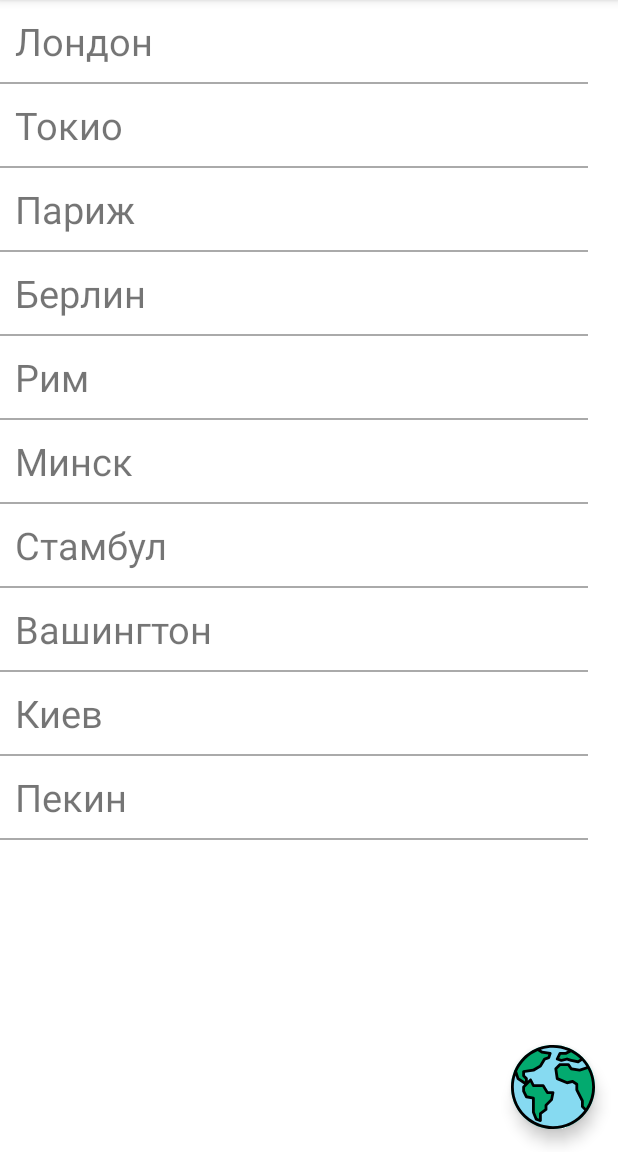
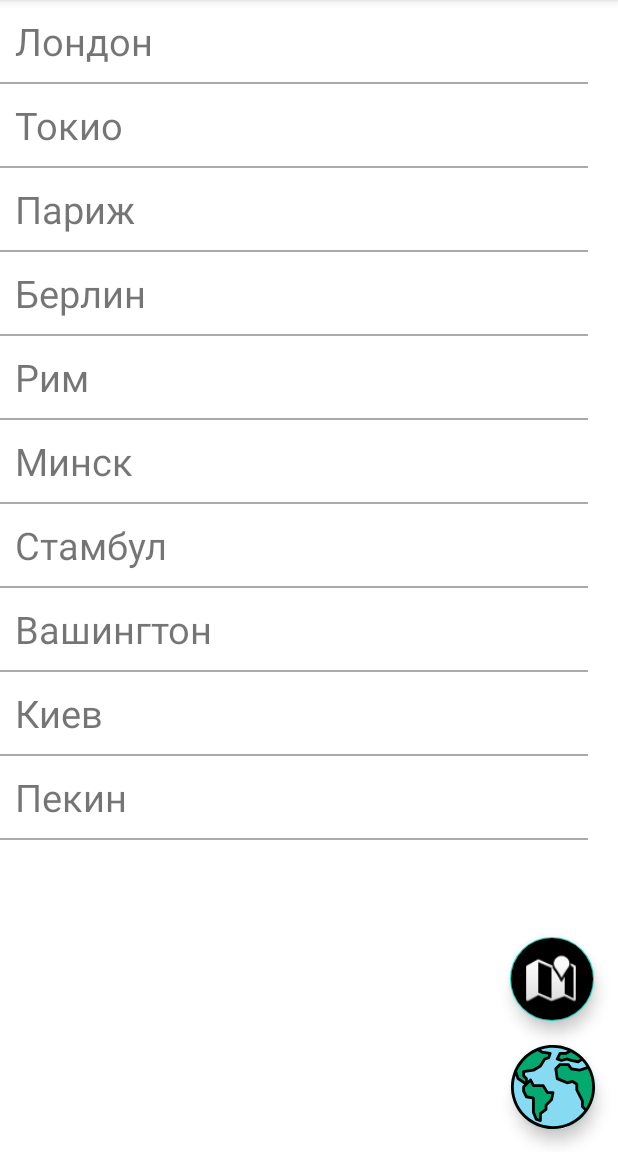
Before and after one commit to Agodimon/Android-with-Kotlin, an Android app: the screen it shows after launch (MainActivity), on a phone screen of 412 x 824 dp, the part 84-1236 px from its top. Run offline under Robolectric (Android 15) with nearby library versions, the phone set to English and light mode, and no system bars.

```diff
--- a/app/src/main/AndroidManifest.xml
+++ b/app/src/main/AndroidManifest.xml
@@ -4,6 +4,7 @@
 
     <uses-permission android:name="android.permission.INTERNET"/>
     <uses-permission android:name="android.permission.READ_CONTACTS" />
+    <uses-permission android:name="android.permission.ACCESS_FINE_LOCATION" />
 
     <application
         android:name=".framework.App"
--- a/app/src/main/java/com/bignerdranch/android/androidwithkotlin/di/KoinModule.kt
+++ b/app/src/main/java/com/bignerdranch/android/androidwithkotlin/di/KoinModule.kt
@@ -2,7 +2,7 @@ package com.bignerdranch.android.androidwithkotlin.di
 
 import com.bignerdranch.android.androidwithkotlin.framework.ui.details.DetailsViewModel
 import com.bignerdranch.android.androidwithkotlin.framework.ui.history.HistoryViewModel
-import com.bignerdranch.android.androidwithkotlin.framework.ui.main.MainViewModel
+import com.bignerdranch.android.androidwithkotlin.framework.ui.list_of_cities.ListOfCitiesViewModel
 import com.bignerdranch.android.androidwithkotlin.model.repository.Repository
 import com.bignerdranch.android.androidwithkotlin.model.repository.RepositoryImpl
 import org.koin.androidx.viewmodel.dsl.viewModel
@@ -10,7 +10,7 @@ import org.koin.dsl.module
 
 val appModule = module {
     single<Repository> { RepositoryImpl() }
-    viewModel { MainViewModel(get()) }
+    viewModel { ListOfCitiesViewModel(get()) }
     viewModel { DetailsViewModel(get() ) }
     viewModel { HistoryViewModel(get()) }
 }
--- a/app/src/main/java/com/bignerdranch/android/androidwithkotlin/framework/ui/MainActivity.kt
+++ b/app/src/main/java/com/bignerdranch/android/androidwithkotlin/framework/ui/MainActivity.kt
@@ -8,7 +8,7 @@ import androidx.fragment.app.Fragment
 import com.bignerdranch.android.androidwithkotlin.R
 import com.bignerdranch.android.androidwithkotlin.framework.ui.contacts.ContactsFragment
 import com.bignerdranch.android.androidwithkotlin.framework.ui.history.HistoryFragment
-import com.bignerdranch.android.androidwithkotlin.framework.ui.main.MainFragment
+import com.bignerdranch.android.androidwithkotlin.framework.ui.list_of_cities.ListOfCitiesFragment
 
 class MainActivity : AppCompatActivity() {
 
@@ -17,7 +17,7 @@ class MainActivity : AppCompatActivity() {
         setContentView(R.layout.main_activity)
         if (savedInstanceState == null) {
             supportFragmentManager.beginTransaction()
-                .replace(R.id.container, MainFragment.newInstance())
+                .replace(R.id.container, ListOfCitiesFragment.newInstance())
                 .commitNow()
         }
     }
--- a/app/src/main/java/com/bignerdranch/android/androidwithkotlin/framework/ui/adapters/MainFragmentAdapter.kt
+++ b/app/src/main/java/com/bignerdranch/android/androidwithkotlin/framework/ui/adapters/MainFragmentAdapter.kt
@@ -6,10 +6,10 @@ import android.view.View
 import android.view.ViewGroup
 import androidx.recyclerview.widget.RecyclerView
 import com.bignerdranch.android.androidwithkotlin.databinding.FragmentMainRecyclerItemBinding
-import com.bignerdranch.android.androidwithkotlin.framework.ui.main.MainFragment
+import com.bignerdranch.android.androidwithkotlin.framework.ui.list_of_cities.ListOfCitiesFragment
 import com.bignerdranch.android.androidwithkotlin.model.entities.Weather
 
-class MainFragmentAdapter(private var itemClickListener: MainFragment.OnItemViewClickListener) :
+class MainFragmentAdapter(private var itemClickListener: ListOfCitiesFragment.OnItemViewClickListener) :
     RecyclerView.Adapter<MainFragmentAdapter.MainViewHolder>() {
     private var weatherData: List<Weather> = listOf()
     private lateinit var binding: FragmentMainRecyclerItemBinding
--- a/app/src/main/java/com/bignerdranch/android/androidwithkotlin/framework/ui/main/MainViewModel.kt
+++ b/app/src/main/java/com/bignerdranch/android/androidwithkotlin/framework/ui/list_of_cities/ListOfCitiesViewModel.kt
@@ -1,14 +1,13 @@
-package com.bignerdranch.android.androidwithkotlin.framework.ui.main
+package com.bignerdranch.android.androidwithkotlin.framework.ui.list_of_cities
 
 import androidx.lifecycle.LifecycleObserver
 import androidx.lifecycle.MutableLiveData
 import androidx.lifecycle.ViewModel
 import com.bignerdranch.android.androidwithkotlin.AppState
-import com.bignerdranch.android.androidwithkotlin.model.entities.Weather
 import com.bignerdranch.android.androidwithkotlin.model.repository.Repository
 import java.lang.Thread.sleep
 
-class MainViewModel(private val repository: Repository) : ViewModel(), LifecycleObserver {
+class ListOfCitiesViewModel(private val repository: Repository) : ViewModel(), LifecycleObserver {
     private val liveDataToObserve: MutableLiveData<AppState> = MutableLiveData()
 
     fun getLiveData() = liveDataToObserve
--- a/app/src/main/java/com/bignerdranch/android/androidwithkotlin/framework/ui/main/MainFragment.kt
+++ /dev/null
@@ -1,141 +0,0 @@
-package com.bignerdranch.android.androidwithkotlin.framework.ui.main
-
-import android.content.Context
-import android.os.Bundle
-import android.view.LayoutInflater
-import android.view.View
-import android.view.ViewGroup
-import androidx.fragment.app.Fragment
-import com.bignerdranch.android.androidwithkotlin.AppState
-import com.bignerdranch.android.androidwithkotlin.R
-import com.bignerdranch.android.androidwithkotlin.databinding.MainFragmentBinding
-import com.bignerdranch.android.androidwithkotlin.framework.ui.details.DetailsFragment
-import com.bignerdranch.android.androidwithkotlin.framework.ui.adapters.MainFragmentAdapter
-import com.bignerdranch.android.androidwithkotlin.model.entities.Weather
-import com.google.android.material.snackbar.Snackbar
-import org.koin.androidx.viewmodel.ext.android.viewModel
-
-class MainFragment : Fragment() {
-    private val IS_WORLD_KEY = "LIST_OF_TOWNS_KEY"
-    private var isDataSetWorld: Boolean = false
-
-    private val viewModel: MainViewModel by viewModel()
-    private var _binding: MainFragmentBinding? = null
-    private val binding get() = _binding!!
-
-    private var adapter: MainFragmentAdapter? = null
-    private var isDataSetRus: Boolean = true
-
-    override fun onCreateView(
-        inflater: LayoutInflater,
-        container: ViewGroup?,
-        savedInstanceState: Bundle?
-    ): View? {
-        _binding = MainFragmentBinding.inflate(inflater, container, false)
-        return binding.root
-    }
-
-    override fun onViewCreated(view: View, savedInstanceState: Bundle?) {
-        super.onViewCreated(view, savedInstanceState)
-        with(binding) {
-            mainFragmentRecyclerView.adapter = adapter
-
-            initDataSet()
-            loadDataSet()
-            mainFragmentFAB.setOnClickListener { changeWeatherDataSet() }
-            viewModel.getLiveData().observe(viewLifecycleOwner, { renderData(it) })
-
-
-        }
-
-    }
-
-
-    override fun onDestroyView() {
-        super.onDestroyView()
-        _binding = null
-    }
-
-    private fun initDataSet() {
-        activity?.let {
-            isDataSetRus = it.getPreferences(Context.MODE_PRIVATE)
-                .getBoolean(IS_WORLD_KEY, true)
-        }
-    }
-
-    private fun changeWeatherDataSet() = with(binding) {
-        isDataSetRus = !isDataSetRus
-        loadDataSet()
-    }
-
-    private fun loadDataSet() = with(binding) {
-
-        if (isDataSetRus) {
-            viewModel.getWeatherFromLocalSourceWorld()
-            mainFragmentFAB.setImageResource(R.drawable.ic_earth)
-        } else {
-            viewModel.getWeatherFromLocalSourceRus()
-            mainFragmentFAB.setImageResource(R.drawable.ic_russia)
-        }
-        saveDataSetToDisk()
-    }
-
-    private fun saveDataSetToDisk() {
-        activity?.let {
-            val preferences = it.getPreferences(Context.MODE_PRIVATE)
-            val editor = preferences.edit()
-            editor.putBoolean(IS_WORLD_KEY, isDataSetRus)
-            editor.apply()
-        }
-    }
-
-
-    private fun renderData(appState: AppState) = with(binding) {
-        when (appState) {
-            is AppState.Success -> {
-                mainFragmentLoadingLayout.visibility = View.GONE
-                adapter = MainFragmentAdapter(object : OnItemViewClickListener {
-                    override fun onItemViewClick(weather: Weather) {
-                        val manager = activity?.supportFragmentManager
-                        manager?.let { manager ->
-                            val bundle = Bundle().apply {
-                                putParcelable(DetailsFragment.BUNDLE_EXTRA, weather)
-                            }
-                            manager.beginTransaction()
-                                .add(R.id.container, DetailsFragment.newInstance(bundle))
-                                .addToBackStack("")
-                                .commitAllowingStateLoss()
-                        }
-                    }
-                }
-                ).apply { setWeather(appState.weatherData) }
-                mainFragmentRecyclerView.adapter = adapter
-            }
-            is AppState.Loading -> {
-                mainFragmentLoadingLayout.visibility = View.VISIBLE
-            }
-            is AppState.Error -> {
-                mainFragmentLoadingLayout.visibility = View.GONE
-                Snackbar
-                    .make(
-                        binding.mainFragmentFAB, getString(R.string.error),
-                        Snackbar.LENGTH_INDEFINITE
-                    )
-                    .setAction(getString(R.string.reload)) {
-                        viewModel.getWeatherFromLocalSourceRus()
-                    }
-                    .show()
-            }
-        }
-    }
-
-    interface OnItemViewClickListener {
-        fun onItemViewClick(weather: Weather)
-    }
-
-    companion object {
-
-        fun newInstance() = MainFragment()
-    }
-
-}
--- a/app/src/main/res/layout/main_fragment.xml
+++ b/app/src/main/res/layout/list_of_cities_fragment.xml
@@ -24,6 +24,19 @@
         app:maxImageSize="@dimen/fab_icon_size"
         app:tint="@null" />
 
+    <com.google.android.material.floatingactionbutton.FloatingActionButton
+        android:id="@+id/mainFragmentFABLocation"
+        android:layout_width="wrap_content"
+        android:layout_height="wrap_content"
+        android:layout_margin="16dp"
+        android:backgroundTint="@color/black"
+        android:src="@android:drawable/ic_dialog_map"
+        app:tint="@null"
+        app:layout_constraintBottom_toTopOf="@+id/mainFragmentFAB"
+        app:layout_constraintEnd_toEndOf="parent"
+        android:contentDescription="@string/current_location"
+        app:maxImageSize="35dp" />
+
     <FrameLayout
         android:id="@+id/mainFragmentLoadingLayout"
         android:layout_width="match_parent"
--- a/app/src/main/res/values/strings.xml
+++ b/app/src/main/res/values/strings.xml
@@ -9,6 +9,21 @@
     <string name="history">История</string>
     <string name="need_permissions_to_read_contacts">Необходимо предоставить разрешение для чтения контактов</string>
     <string name="contacts">Контакты</string>
+    <string name="dialog_button_close">Закрыть</string>
+    <string name="dialog_title_no_gps">Доступ к геолокации закрыт</string>
+    <string name="dialog_message_no_gps">Разрешите доступ к геолокации, если хотите узнать погоду текущего места</string>
+    <string name="dialog_title_gps_turned_off">GPS отключён</string>
+    <string name="dialog_message_last_location_unknown">Местонахождение неизвестно. Включите GPS, если хотите получить погоду по текущему адресу</string>
+    <string name="dialog_message_last_known_location">Показана последняя известная локация. Включите GPS, если хотите обновить местонахождение</string>
+    <string name="dialog_rationale_title">Доступ к геолокации</string>
+    <string name="dialog_rationale_meaasge">Объяснение</string>
+    <string name="dialog_rationale_give_access">Предоставить доступ</string>
+    <string name="dialog_rationale_decline">Не надо</string>
+    <string name="dialog_address_title">Ваш адрес</string>
+    <string name="dialog_address_get_weather">Узнать погоду</string>
+    <string name="current_location">Текущее местоположение</string>
+    <string name="need_permissions_to_find_location">Необходимо разрешение для показа погоды для текущего места</string>
+    <string name="looks_like_location_disabled">Возможно, выключена функция определения местоположения</string>
 
 
 </resources>
```
Also changed, not shown: app/src/main/java/com/bignerdranch/android/androidwithkotlin/framework/ui/list_of_cities/ListOfCitiesFragment.kt (added, +278 -0 lines), 1 other file.
